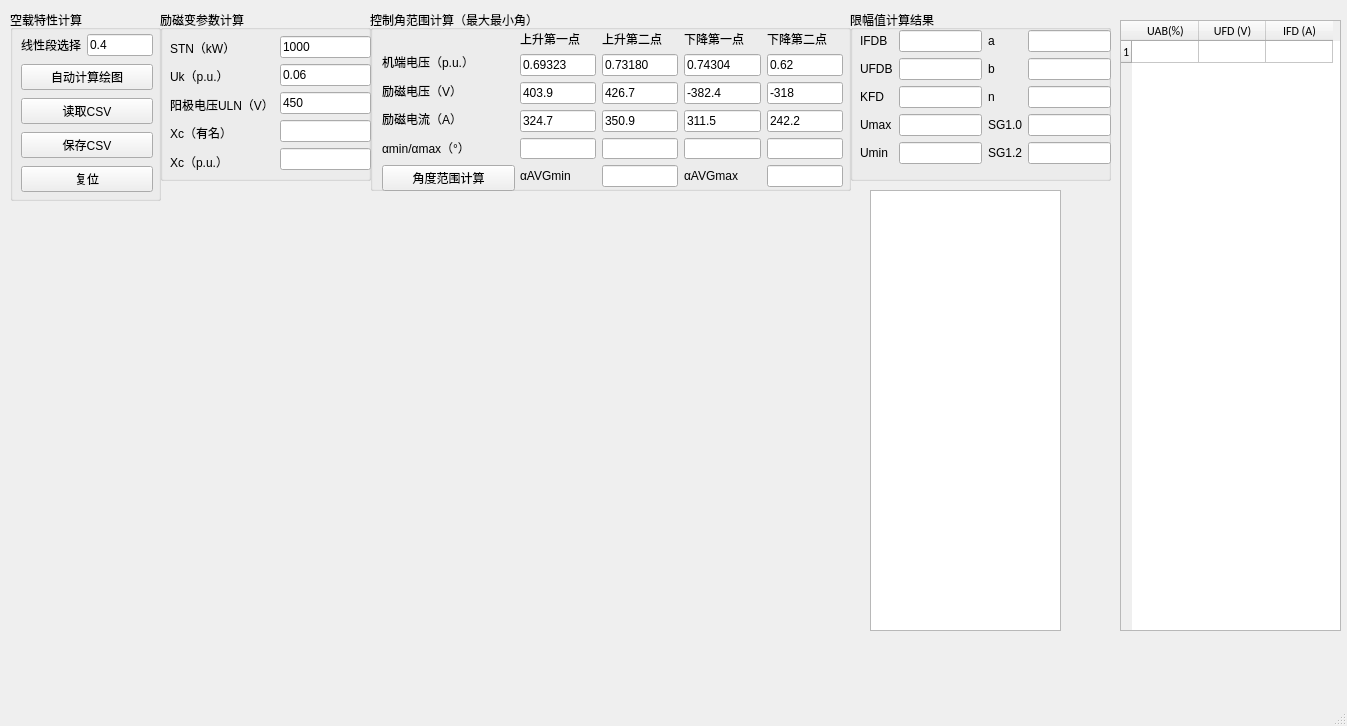
Qt form kongzaiQMainWindow.ui (fly1057/noloadcharacteristic) before a commit.
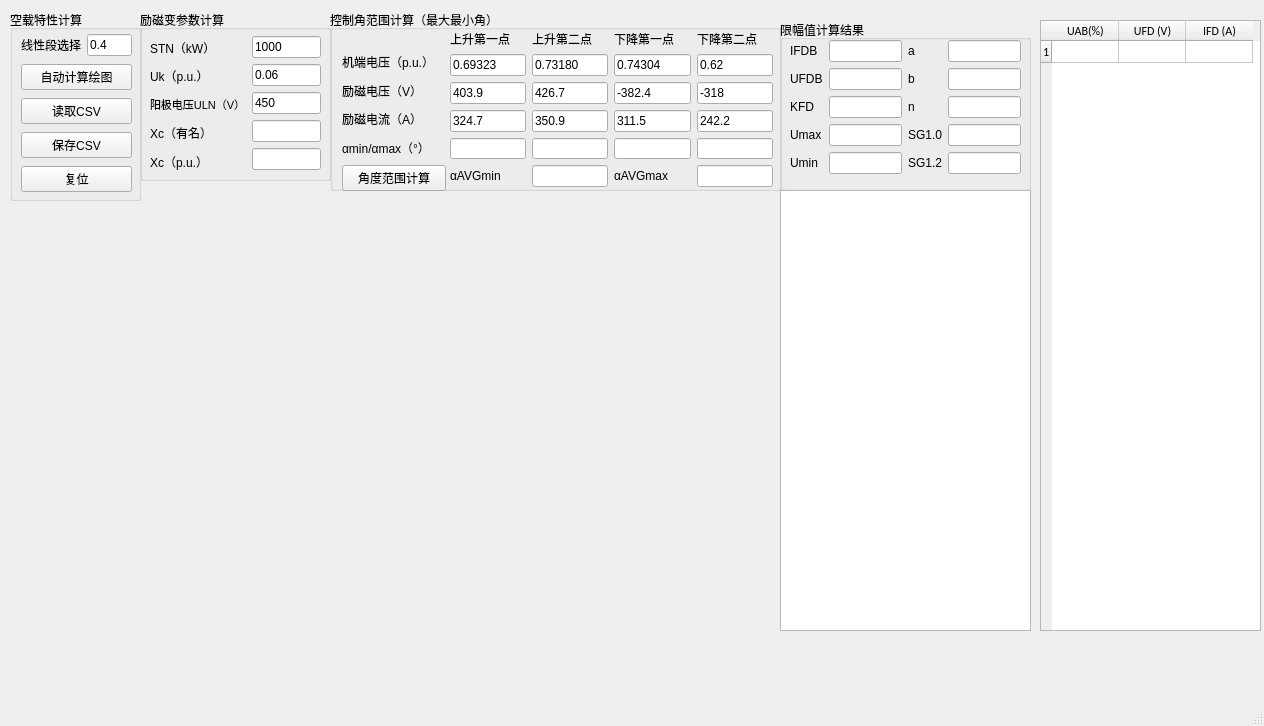
The same form after that commit.

```diff
--- a/kongzaiQMainWindow.ui
+++ b/kongzaiQMainWindow.ui
@@ -6,7 +6,7 @@
    <rect>
     <x>0</x>
     <y>0</y>
-    <width>1347</width>
+    <width>1264</width>
     <height>726</height>
    </rect>
   </property>
@@ -19,7 +19,7 @@
      <rect>
       <x>10</x>
       <y>10</y>
-      <width>151</width>
+      <width>131</width>
       <height>191</height>
      </rect>
     </property>
@@ -31,7 +31,7 @@
       <rect>
        <x>11</x>
        <y>22</y>
-       <width>132</width>
+       <width>111</width>
        <height>165</height>
       </rect>
      </property>
@@ -91,9 +91,9 @@
    <widget class="QGroupBox" name="groupBox_LimiterCalculate">
     <property name="geometry">
      <rect>
-      <x>850</x>
-      <y>10</y>
-      <width>261</width>
+      <x>780</x>
+      <y>20</y>
+      <width>251</width>
       <height>171</height>
      </rect>
     </property>
@@ -105,7 +105,7 @@
       <rect>
        <x>10</x>
        <y>20</y>
-       <width>251</width>
+       <width>231</width>
        <height>135</height>
       </rect>
      </property>
@@ -267,9 +267,9 @@
    <widget class="QGroupBox" name="groupBox_ExciterTransferCalculate">
     <property name="geometry">
      <rect>
-      <x>160</x>
+      <x>140</x>
       <y>10</y>
-      <width>211</width>
+      <width>191</width>
       <height>171</height>
      </rect>
     </property>
@@ -281,7 +281,7 @@
       <rect>
        <x>10</x>
        <y>26</y>
-       <width>201</width>
+       <width>171</width>
        <height>137</height>
       </rect>
      </property>
@@ -307,6 +307,11 @@
         </item>
         <item>
          <widget class="QLabel" name="label_4">
+          <property name="font">
+           <font>
+            <pointsize>8</pointsize>
+           </font>
+          </property>
           <property name="text">
            <string>阳极电压ULN（V）</string>
           </property>
@@ -385,7 +390,7 @@
    <widget class="QTableWidget" name="tableWidget_RawData">
     <property name="geometry">
      <rect>
-      <x>1120</x>
+      <x>1040</x>
       <y>20</y>
       <width>221</width>
       <height>611</height>
@@ -466,9 +471,9 @@
    <widget class="QGroupBox" name="groupBox_ControlAngleCalculate">
     <property name="geometry">
      <rect>
-      <x>370</x>
+      <x>330</x>
       <y>10</y>
-      <width>481</width>
+      <width>451</width>
       <height>181</height>
      </rect>
     </property>
@@ -489,7 +494,7 @@
       <rect>
        <x>12</x>
        <y>40</y>
-       <width>133</width>
+       <width>104</width>
        <height>141</height>
       </rect>
      </property>
@@ -534,7 +539,7 @@
     <widget class="QWidget" name="layoutWidget">
      <property name="geometry">
       <rect>
-       <x>150</x>
+       <x>120</x>
        <y>20</y>
        <width>323</width>
        <height>157</height>
@@ -751,9 +756,9 @@
    <widget class="QTextBrowser" name="textBrowser">
     <property name="geometry">
      <rect>
-      <x>870</x>
+      <x>780</x>
       <y>190</y>
-      <width>191</width>
+      <width>251</width>
       <height>441</height>
      </rect>
     </property>
```
Left out of the diff: 4 changed lines with no effect on the pictures.
